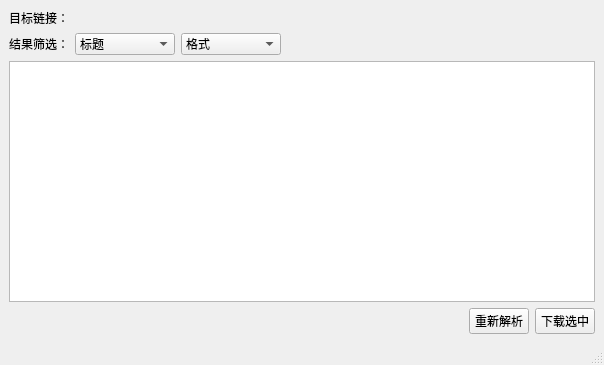
First picture: the form in ui/parsedwindow.ui, repository wuyue92tree/nice-you-get, before the edit.
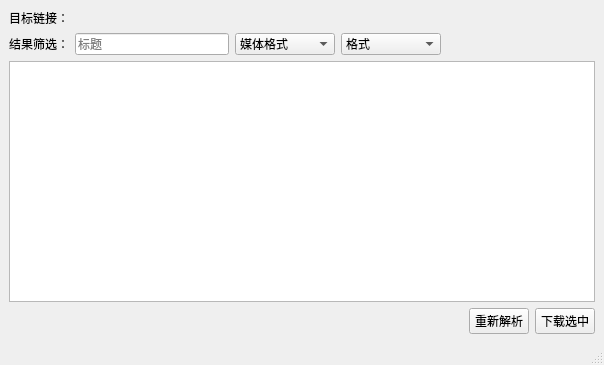
Second picture: the form after the edit.

Patch:
```diff
--- a/ui/parsedwindow.ui
+++ b/ui/parsedwindow.ui
@@ -58,24 +58,10 @@
        </widget>
       </item>
       <item>
-       <widget class="QComboBox" name="titleComboBox">
-        <property name="minimumSize">
-         <size>
-          <width>100</width>
-          <height>0</height>
-         </size>
+       <widget class="QLineEdit" name="searchLineEdit">
+        <property name="placeholderText">
+         <string>标题</string>
         </property>
-        <property name="maximumSize">
-         <size>
-          <width>100</width>
-          <height>40</height>
-         </size>
-        </property>
-        <item>
-         <property name="text">
-          <string>标题</string>
-         </property>
-        </item>
        </widget>
       </item>
       <item>
@@ -94,6 +80,27 @@
         </property>
         <item>
          <property name="text">
+          <string>媒体格式</string>
+         </property>
+        </item>
+       </widget>
+      </item>
+      <item>
+       <widget class="QComboBox" name="containerComboBox">
+        <property name="minimumSize">
+         <size>
+          <width>100</width>
+          <height>0</height>
+         </size>
+        </property>
+        <property name="maximumSize">
+         <size>
+          <width>100</width>
+          <height>40</height>
+         </size>
+        </property>
+        <item>
+         <property name="text">
           <string>格式</string>
          </property>
         </item>
```
Left out of the diff: 6 changed lines with no effect on the pictures.
